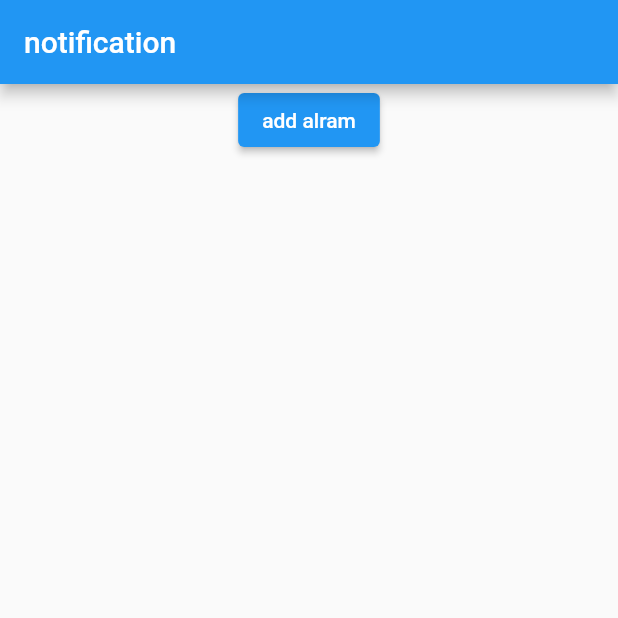
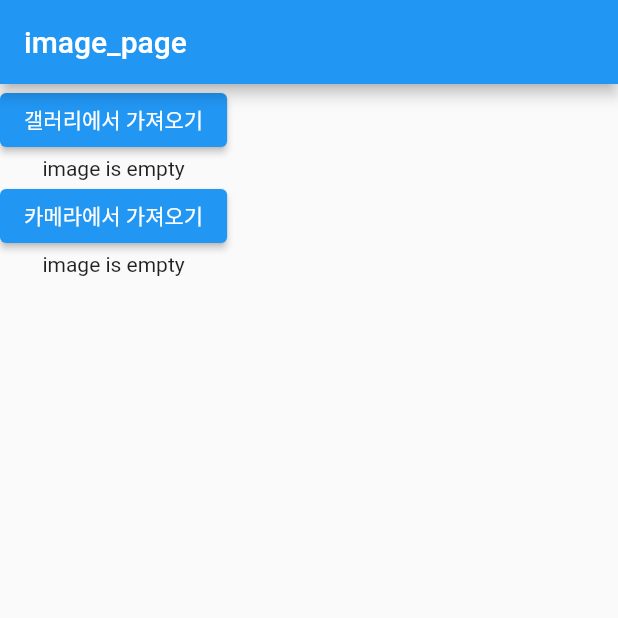
Before and after one commit to woojoung1217/flutter_local_notification, a Flutter app: the screen it shows after launch, on a phone screen of 412 x 824 dp, the top half of it. Run offline on Flutter 3.47's test engine with Material 2 defaults, Android fonts, the phone set to English and light mode, and no system bars; our stand-ins replace flutter_local_notifications, flutter_native_timezone, image_picker, timezone.

Commit message:
+ add + resner

```diff
--- /dev/null
+++ b/lib/image_page.dart
@@ -0,0 +1,58 @@
+import 'dart:io';
+import 'package:flutter/material.dart';
+import 'package:image_picker/image_picker.dart';
+
+class ImagePage extends StatefulWidget {
+  const ImagePage({Key? key}) : super(key: key);
+
+  @override
+  State<ImagePage> createState() => _ImagePageState();
+}
+
+class _ImagePageState extends State<ImagePage> {
+  File? _image;
+  @override
+  Widget build(BuildContext context) {
+    return Scaffold(
+      appBar: AppBar(
+        title: const Text('image_page'),
+      ),
+      body: Column(
+        children: [
+          ElevatedButton(
+            onPressed: () async {
+              final _picker = ImagePicker();
+              // Pick an image
+              final image =
+                  await _picker.pickImage(source: ImageSource.gallery);
+
+              if (image != null) {
+                setState(() {
+                  _image = File(image.path);
+                });
+              }
+              print('image $image');
+            },
+            child: const Text('갤러리에서 가져오기'),
+          ),
+          _image == null ? const Text('image is empty') : Image.file(_image!),
+          ElevatedButton(
+            onPressed: () async {
+              final _picker = ImagePicker();
+              // Pick an image
+              final image = await _picker.pickImage(source: ImageSource.camera);
+
+              if (image != null) {
+                setState(() {
+                  _image = File(image.path);
+                });
+              }
+            },
+            child: const Text('카메라에서 가져오기'),
+          ),
+          _image == null ? const Text('image is empty') : Image.file(_image!),
+        ],
+      ),
+    );
+  }
+}
--- a/lib/main.dart
+++ b/lib/main.dart
@@ -3,9 +3,11 @@
 import 'package:flutter/material.dart';
 import 'package:flutter_local_notifications/flutter_local_notifications.dart';
 import 'package:flutter_native_timezone/flutter_native_timezone.dart';
+import 'package:flutter_noti_test/image_page.dart';
 import 'home_page.dart';
 import 'package:timezone/data/latest_all.dart' as tz;
 import 'package:timezone/timezone.dart' as tz;
+import 'image_page.dart';
 
 void main() {
   WidgetsFlutterBinding.ensureInitialized();
@@ -48,11 +50,10 @@
   @override
   Widget build(BuildContext context) {
     return MaterialApp(
-      title: 'Flutter Demo',
-      theme: ThemeData(
-        primarySwatch: Colors.blue,
-      ),
-      home: const MyHomePage(),
-    );
+        title: 'Flutter Demo',
+        theme: ThemeData(
+          primarySwatch: Colors.blue,
+        ),
+        home: const ImagePage());
   }
 }
--- a/pubspec.yaml
+++ b/pubspec.yaml
@@ -37,6 +37,7 @@
   flutter_local_notifications: ^9.4.0
   timezone: ^0.8.0
   flutter_native_timezone: ^2.0.0
+  image_picker: ^0.8.5
 
 dev_dependencies:
   flutter_test:
```
Also changed, not shown: lib/home_page.dart (+21 -9 lines), pubspec.lock, 2 other files.
